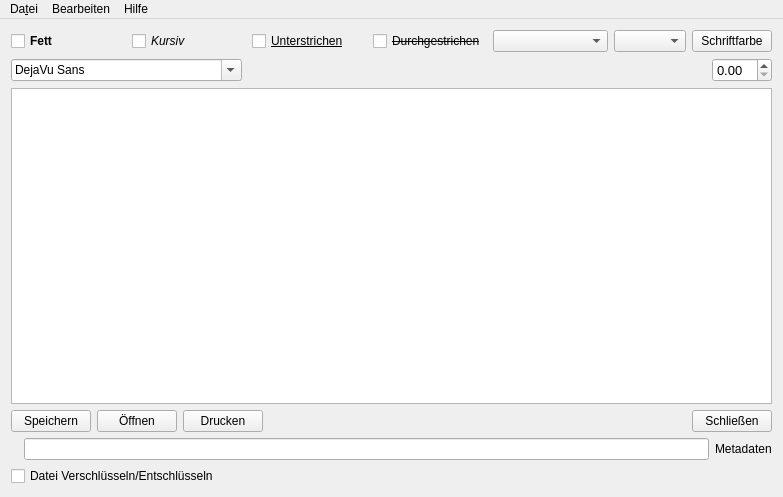
Old version of the form mainwindow.ui in the repository AwesomeTextEdtor/Texteditor.
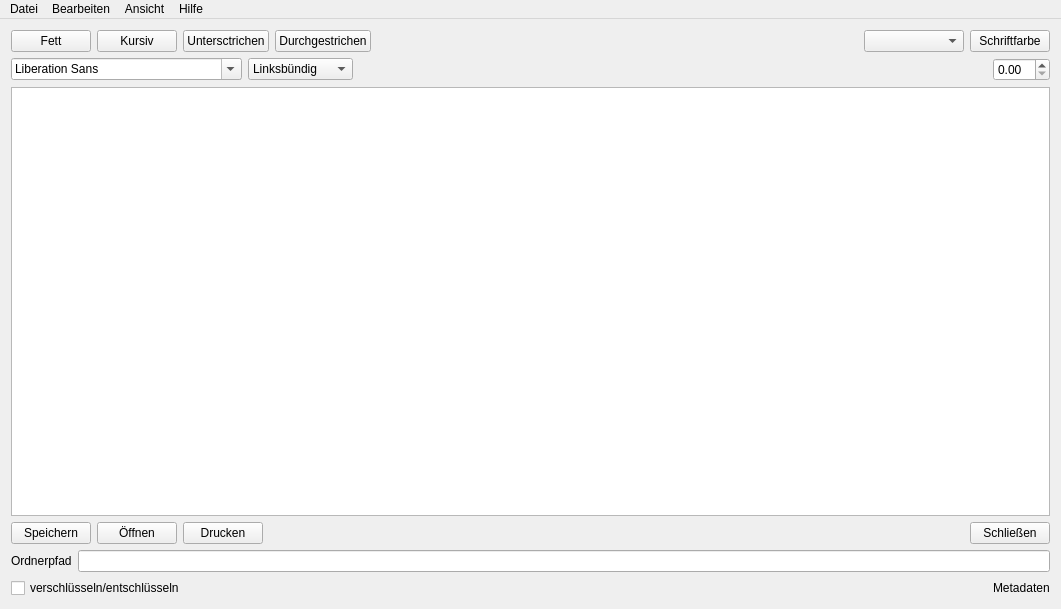
New version of the form. Icons and pictures are not drawn.

The edit to the form file:
```diff
--- a/mainwindow.ui
+++ b/mainwindow.ui
@@ -6,8 +6,8 @@
    <rect>
     <x>0</x>
     <y>0</y>
-    <width>783</width>
-    <height>497</height>
+    <width>1061</width>
+    <height>609</height>
    </rect>
   </property>
   <property name="windowTitle">
@@ -18,226 +18,278 @@
     <normaloff>:/new/ico/Icon.ico</normaloff>:/new/ico/Icon.ico</iconset>
   </property>
   <widget class="QWidget" name="centralWidget">
-   <layout class="QVBoxLayout" name="verticalLayout_4">
+   <layout class="QVBoxLayout" name="verticalLayout">
     <item>
-     <layout class="QVBoxLayout" name="verticalLayout_3">
+     <layout class="QHBoxLayout" name="horizontalLayout_7">
       <item>
        <layout class="QHBoxLayout" name="horizontalLayout_6">
         <item>
-         <widget class="QCheckBox" name="checkBox">
-          <property name="font">
-           <font>
-            <weight>75</weight>
-            <bold>true</bold>
-           </font>
-          </property>
+         <widget class="QPushButton" name="buttonBold">
           <property name="text">
            <string>Fett</string>
           </property>
+          <property name="checkable">
+           <bool>true</bool>
+          </property>
          </widget>
         </item>
         <item>
-         <widget class="QCheckBox" name="checkBox_2">
-          <property name="font">
-           <font>
-            <italic>true</italic>
-           </font>
-          </property>
+         <widget class="QPushButton" name="buttonItalic">
           <property name="text">
            <string>Kursiv</string>
           </property>
+          <property name="checkable">
+           <bool>true</bool>
+          </property>
          </widget>
         </item>
         <item>
-         <widget class="QCheckBox" name="checkBox_3">
-          <property name="font">
-           <font>
-            <underline>true</underline>
-           </font>
+         <widget class="QPushButton" name="buttonUnderlined">
+          <property name="sizePolicy">
+           <sizepolicy hsizetype="Preferred" vsizetype="Fixed">
+            <horstretch>0</horstretch>
+            <verstretch>0</verstretch>
+           </sizepolicy>
           </property>
           <property name="text">
-           <string>Unterstrichen</string>
+           <string>Untersctrichen</string>
+          </property>
+          <property name="checkable">
+           <bool>true</bool>
           </property>
          </widget>
         </item>
         <item>
-         <widget class="QCheckBox" name="checkBox_4">
-          <property name="font">
-           <font>
-            <strikeout>true</strikeout>
-           </font>
+         <widget class="QPushButton" name="buttonFixedOut">
+          <property name="sizePolicy">
+           <sizepolicy hsizetype="Preferred" vsizetype="Fixed">
+            <horstretch>0</horstretch>
+            <verstretch>0</verstretch>
+           </sizepolicy>
           </property>
           <property name="text">
            <string>Durchgestrichen</string>
           </property>
+          <property name="checkable">
+           <bool>true</bool>
+          </property>
          </widget>
         </item>
+       </layout>
+      </item>
+      <item>
+       <spacer name="horizontalSpacer_5">
+        <property name="orientation">
+         <enum>Qt::Horizontal</enum>
+        </property>
+        <property name="sizeHint" stdset="0">
+         <size>
+          <width>40</width>
+          <height>20</height>
+         </size>
+        </property>
+       </spacer>
+      </item>
+      <item>
+       <layout class="QHBoxLayout" name="horizontalLayout_4">
         <item>
-         <widget class="QComboBox" name="comboBox"/>
+         <widget class="QComboBox" name="comboBoxQuickColorSelect">
+          <property name="sizePolicy">
+           <sizepolicy hsizetype="Fixed" vsizetype="Fixed">
+            <horstretch>2</horstretch>
+            <verstretch>0</verstretch>
+           </sizepolicy>
+          </property>
+          <property name="minimumSize">
+           <size>
+            <width>100</width>
+            <height>0</height>
+           </size>
+          </property>
+         </widget>
         </item>
         <item>
-         <layout class="QHBoxLayout" name="horizontalLayout_2">
-          <item>
-           <widget class="QComboBox" name="comboBox_2"/>
-          </item>
-          <item>
-           <widget class="QPushButton" name="pushButton_5">
-            <property name="text">
-             <string>Schriftfarbe</string>
-            </property>
-           </widget>
-          </item>
-         </layout>
+         <widget class="QPushButton" name="buttonTextColor">
+          <property name="text">
+           <string>Schriftfarbe</string>
+          </property>
+         </widget>
         </item>
        </layout>
       </item>
+     </layout>
+    </item>
+    <item>
+     <layout class="QHBoxLayout" name="horizontalLayout_2">
+      <item>
+       <widget class="QFontComboBox" name="fontComboBox">
+        <property name="sizePolicy">
+         <sizepolicy hsizetype="Fixed" vsizetype="Fixed">
+          <horstretch>0</horstretch>
+          <verstretch>0</verstretch>
+         </sizepolicy>
+        </property>
+       </widget>
+      </item>
+      <item>
+       <widget class="QComboBox" name="comboBoxTextJustiefy">
+        <property name="sizePolicy">
+         <sizepolicy hsizetype="Fixed" vsizetype="Fixed">
+          <horstretch>0</horstretch>
+          <verstretch>0</verstretch>
+         </sizepolicy>
+        </property>
+        <item>
+         <property name="text">
+          <string>Linksbündig</string>
+         </property>
+        </item>
+        <item>
+         <property name="text">
+          <string>Zentriert</string>
+         </property>
+        </item>
+        <item>
+         <property name="text">
+          <string>Blocksatz</string>
+         </property>
+        </item>
+        <item>
+         <property name="text">
+          <string>Rechtsbündig</string>
+         </property>
+        </item>
+       </widget>
+      </item>
+      <item>
+       <spacer name="horizontalSpacer_3">
+        <property name="orientation">
+         <enum>Qt::Horizontal</enum>
+        </property>
+        <property name="sizeHint" stdset="0">
+         <size>
+          <width>40</width>
+          <height>20</height>
+         </size>
+        </property>
+       </spacer>
+      </item>
+      <item>
+       <widget class="QDoubleSpinBox" name="spinBoxTextSize">
+        <property name="sizePolicy">
+         <sizepolicy hsizetype="Fixed" vsizetype="Fixed">
+          <horstretch>0</horstretch>
+          <verstretch>0</verstretch>
+         </sizepolicy>
+        </property>
+       </widget>
+      </item>
+     </layout>
+    </item>
+    <item>
+     <widget class="QTextBrowser" name="textEdit">
+      <property name="readOnly">
+       <bool>false</bool>
+      </property>
+      <property name="textInteractionFlags">
+       <set>Qt::LinksAccessibleByKeyboard|Qt::LinksAccessibleByMouse|Qt::TextBrowserInteraction|Qt::TextEditable|Qt::TextEditorInteraction|Qt::TextSelectableByKeyboard|Qt::TextSelectableByMouse</set>
+      </property>
+      <property name="openExternalLinks">
+       <bool>true</bool>
+      </property>
+     </widget>
+    </item>
+    <item>
+     <layout class="QHBoxLayout" name="horizontalLayout_5">
       <item>
        <layout class="QHBoxLayout" name="horizontalLayout_3">
         <item>
-         <widget class="QFontComboBox" name="fontComboBox">
-          <property name="iconSize">
-           <size>
-            <width>8</width>
-            <height>8</height>
-           </size>
+         <widget class="QPushButton" name="buttonSave">
+          <property name="text">
+           <string>Speichern</string>
           </property>
-          <property name="fontFilters">
-           <set>QFontComboBox::MonospacedFonts|QFontComboBox::ProportionalFonts|QFontComboBox::ScalableFonts</set>
-          </property>
-          <property name="currentFont">
-           <font>
-            <family>DejaVu Sans</family>
-           </font>
-          </property>
          </widget>
         </item>
         <item>
-         <spacer name="horizontalSpacer_2">
-          <property name="orientation">
-           <enum>Qt::Horizontal</enum>
+         <widget class="QPushButton" name="buttonOpen">
+          <property name="text">
+           <string>Öffnen</string>
           </property>
-          <property name="sizeHint" stdset="0">
-           <size>
-            <width>40</width>
-            <height>20</height>
-           </size>
-          </property>
-         </spacer>
+         </widget>
         </item>
         <item>
-         <widget class="QDoubleSpinBox" name="doubleSpinBox">
-          <property name="font">
-           <font>
-            <pointsize>10</pointsize>
-           </font>
+         <widget class="QPushButton" name="buttonPrint">
+          <property name="text">
+           <string>Drucken</string>
           </property>
          </widget>
         </item>
        </layout>
       </item>
       <item>
-       <widget class="QTextBrowser" name="textEdit">
-        <property name="undoRedoEnabled">
-         <bool>true</bool>
+       <spacer name="horizontalSpacer">
+        <property name="orientation">
+         <enum>Qt::Horizontal</enum>
         </property>
-        <property name="readOnly">
-         <bool>false</bool>
+        <property name="sizeHint" stdset="0">
+         <size>
+          <width>40</width>
+          <height>20</height>
+         </size>
         </property>
-        <property name="textInteractionFlags">
-         <set>Qt::LinksAccessibleByKeyboard|Qt::LinksAccessibleByMouse|Qt::TextBrowserInteraction|Qt::TextEditable|Qt::TextEditorInteraction|Qt::TextSelectableByKeyboard|Qt::TextSelectableByMouse</set>
+       </spacer>
+      </item>
+      <item>
+       <widget class="QPushButton" name="buttonClose">
+        <property name="text">
+         <string>Schließen</string>
         </property>
-        <property name="openExternalLinks">
-         <bool>true</bool>
+       </widget>
+      </item>
+     </layout>
+    </item>
+    <item>
+     <layout class="QHBoxLayout" name="horizontalLayout_8">
+      <item>
+       <widget class="QLabel" name="labelPath">
+        <property name="text">
+         <string>Ordnerpfad</string>
         </property>
        </widget>
       </item>
       <item>
-       <layout class="QVBoxLayout" name="verticalLayout_2">
-        <item>
-         <layout class="QVBoxLayout" name="verticalLayout">
-          <item>
-           <layout class="QHBoxLayout" name="horizontalLayout_4">
-            <item>
-             <layout class="QHBoxLayout" name="horizontalLayout">
-              <item>
-               <widget class="QPushButton" name="pushButton">
-                <property name="text">
-                 <string>Speichern</string>
-                </property>
-                <property name="autoDefault">
-                 <bool>false</bool>
-                </property>
-               </widget>
-              </item>
-              <item>
-               <widget class="QPushButton" name="pushButton_2">
-                <property name="text">
-                 <string>Öffnen</string>
-                </property>
-               </widget>
-              </item>
-              <item>
-               <widget class="QPushButton" name="pushButton_6">
-                <property name="text">
-                 <string>Drucken</string>
-                </property>
-               </widget>
-              </item>
-             </layout>
-            </item>
-            <item>
-             <spacer name="horizontalSpacer">
-              <property name="orientation">
-               <enum>Qt::Horizontal</enum>
-              </property>
-              <property name="sizeHint" stdset="0">
-               <size>
-                <width>108</width>
-                <height>20</height>
-               </size>
-              </property>
-             </spacer>
-            </item>
-            <item>
-             <widget class="QPushButton" name="pushButton_3">
-              <property name="text">
-               <string>Schließen</string>
-              </property>
-             </widget>
-            </item>
-           </layout>
-          </item>
-          <item>
-           <layout class="QHBoxLayout" name="horizontalLayout_5">
-            <item>
-             <widget class="QLabel" name="label">
-              <property name="text">
-               <string/>
-              </property>
-             </widget>
-            </item>
-            <item>
-             <widget class="QLineEdit" name="lineEdit"/>
-            </item>
-            <item>
-             <widget class="QLabel" name="metadatalabel">
-              <property name="text">
-               <string>Metadaten</string>
-              </property>
-             </widget>
-            </item>
-           </layout>
-          </item>
-         </layout>
-        </item>
-        <item>
-         <widget class="QCheckBox" name="checkBox_5">
-          <property name="text">
-           <string>Datei Verschlüsseln/Entschlüsseln</string>
-          </property>
-         </widget>
-        </item>
-       </layout>
+       <widget class="QLineEdit" name="lineEditFile"/>
+      </item>
+     </layout>
+    </item>
+    <item>
+     <layout class="QHBoxLayout" name="horizontalLayout">
+      <item>
+       <widget class="QCheckBox" name="checkBoxDeEnScript">
+        <property name="text">
+         <string>verschlüsseln/entschlüsseln</string>
+        </property>
+       </widget>
+      </item>
+      <item>
+       <spacer name="horizontalSpacer_2">
+        <property name="orientation">
+         <enum>Qt::Horizontal</enum>
+        </property>
+        <property name="sizeHint" stdset="0">
+         <size>
+          <width>40</width>
+          <height>20</height>
+         </size>
+        </property>
+       </spacer>
+      </item>
+      <item>
+       <widget class="QLabel" name="labelMetadata">
+        <property name="text">
+         <string>Metadaten</string>
+        </property>
+       </widget>
       </item>
      </layout>
     </item>
@@ -248,8 +300,8 @@
     <rect>
      <x>0</x>
      <y>0</y>
-     <width>783</width>
-     <height>19</height>
+     <width>1061</width>
+     <height>20</height>
     </rect>
    </property>
    <widget class="QMenu" name="menuDatei">
@@ -257,22 +309,15 @@
      <bool>false</bool>
     </property>
     <property name="title">
-     <string>Da&amp;tei</string>
+     <string>Datei</string>
     </property>
-    <addaction name="actionOeffnen"/>
-    <addaction name="action_oeffnen_von"/>
-    <addaction name="actionSpeichern"/>
-    <addaction name="actionSpeichern_als"/>
-    <addaction name="actionDrucken"/>
-    <addaction name="actionDruck_Vorschau"/>
-    <addaction name="actionSchliessen"/>
-   </widget>
-   <widget class="QMenu" name="menuHilfe">
-    <property name="title">
-     <string>Hilfe</string>
-    </property>
-    <addaction name="actionAleitung"/>
-    <addaction name="actionCredits"/>
+    <addaction name="actionOpen"/>
+    <addaction name="actionOpenFrom"/>
+    <addaction name="actionSave"/>
+    <addaction name="actionSaveAs"/>
+    <addaction name="actionPrint"/>
+    <addaction name="actionPrintPreview"/>
+    <addaction name="actionClose"/>
    </widget>
    <widget class="QMenu" name="menuBearbeiten">
     <property name="title">
@@ -287,16 +332,31 @@
      <addaction name="actionListe"/>
      <addaction name="actionHyperlink"/>
     </widget>
-    <addaction name="actionRueckg_ngig"/>
-    <addaction name="actionWiederherstellen"/>
-    <addaction name="actionKopieren"/>
-    <addaction name="actionEinf_gen"/>
-    <addaction name="actionAusschneiden"/>
-    <addaction name="menuEinf_gen"/>
-    <addaction name="actionEinstellungen"/>
+    <addaction name="actionUndo"/>
+    <addaction name="actionRedo"/>
+    <addaction name="actionCopy"/>
+    <addaction name="actionPaste"/>
+    <addaction name="actionCut"/>
+    <addaction name="menuObjekt_Einf_gen"/>
+    <addaction name="actionSettings"/>
+   </widget>
+   <widget class="QMenu" name="menuAnsicht">
+    <property name="title">
+     <string>Ansicht</string>
+    </property>
+    <addaction name="actionToggleFullscreen"/>
+    <addaction name="actionHide"/>
+   </widget>
+   <widget class="QMenu" name="menuHilfe">
+    <property name="title">
+     <string>Hilfe</string>
+    </property>
+    <addaction name="actionHelp"/>
+    <addaction name="actionCredits"/>
    </widget>
    <addaction name="menuDatei"/>
    <addaction name="menuBearbeiten"/>
+   <addaction name="menuAnsicht"/>
    <addaction name="menuHilfe"/>
   </widget>
   <action name="actionSpeichern">
```
Left out of the diff: 341 changed lines with no effect on the pictures.
